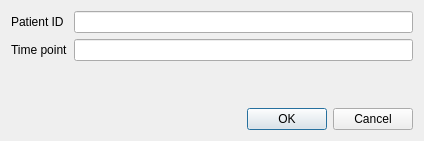
First picture: the form in patientinfo.ui, repository sgsfak/dicom-anon-upload, before the edit.
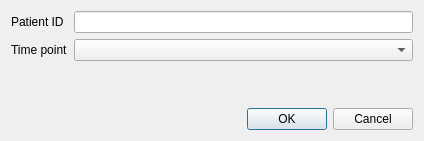
Second picture: the form after the edit.

```diff
--- a/patientinfo.ui
+++ b/patientinfo.ui
@@ -40,7 +40,7 @@
       </widget>
      </item>
      <item row="1" column="1">
-      <widget class="QLineEdit" name="timePointLineEdit"/>
+      <widget class="QComboBox" name="timepointComboBox"/>
      </item>
     </layout>
    </item>
```
